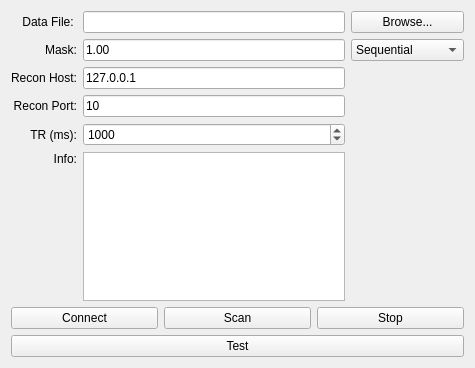
This is API/VirtualMriConsole/mainwindow.ui in MR-algorithms/YAP as Qt 5 draws it before an edit. The edited form follows.
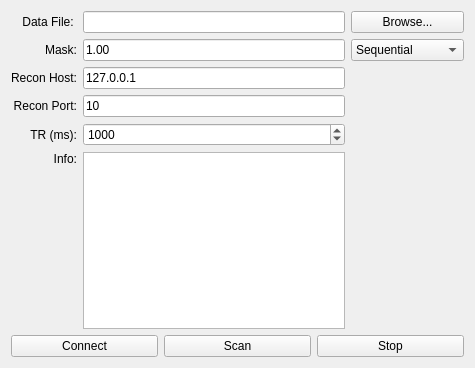
This is the edited form.

```diff
--- a/API/VirtualMriConsole/mainwindow.ui
+++ b/API/VirtualMriConsole/mainwindow.ui
@@ -184,13 +184,6 @@
       </item>
      </layout>
     </item>
-    <item row="1" column="0">
-     <widget class="QPushButton" name="testButton">
-      <property name="text">
-       <string>Test</string>
-      </property>
-     </widget>
-    </item>
    </layout>
   </widget>
  </widget>
```
